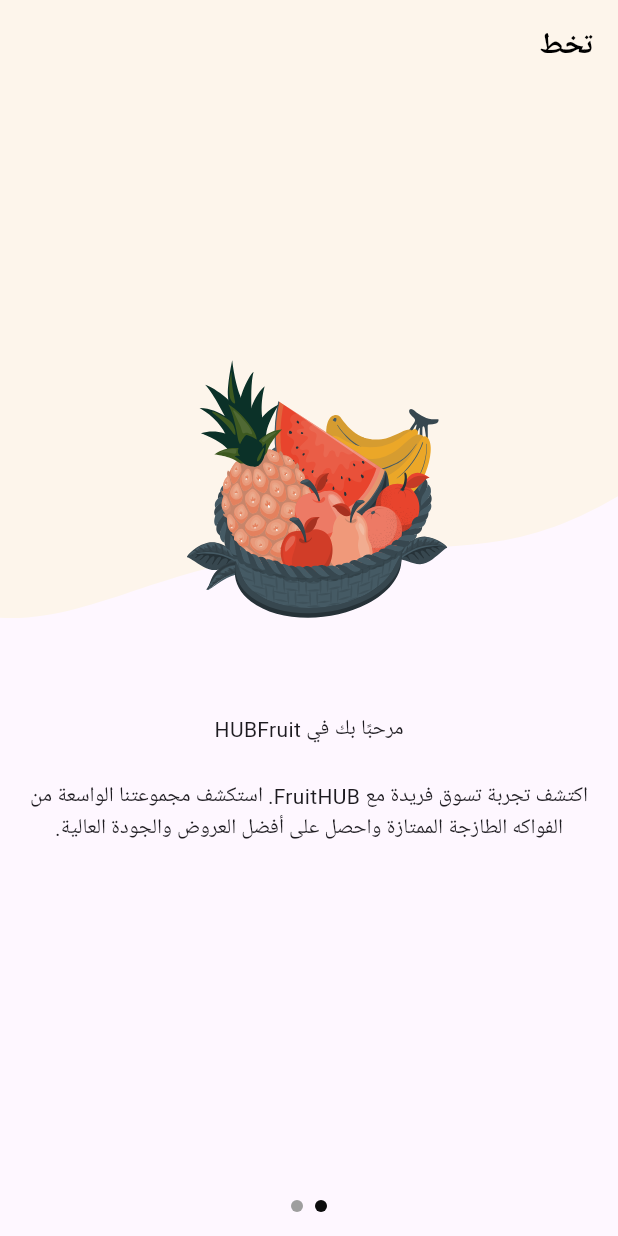
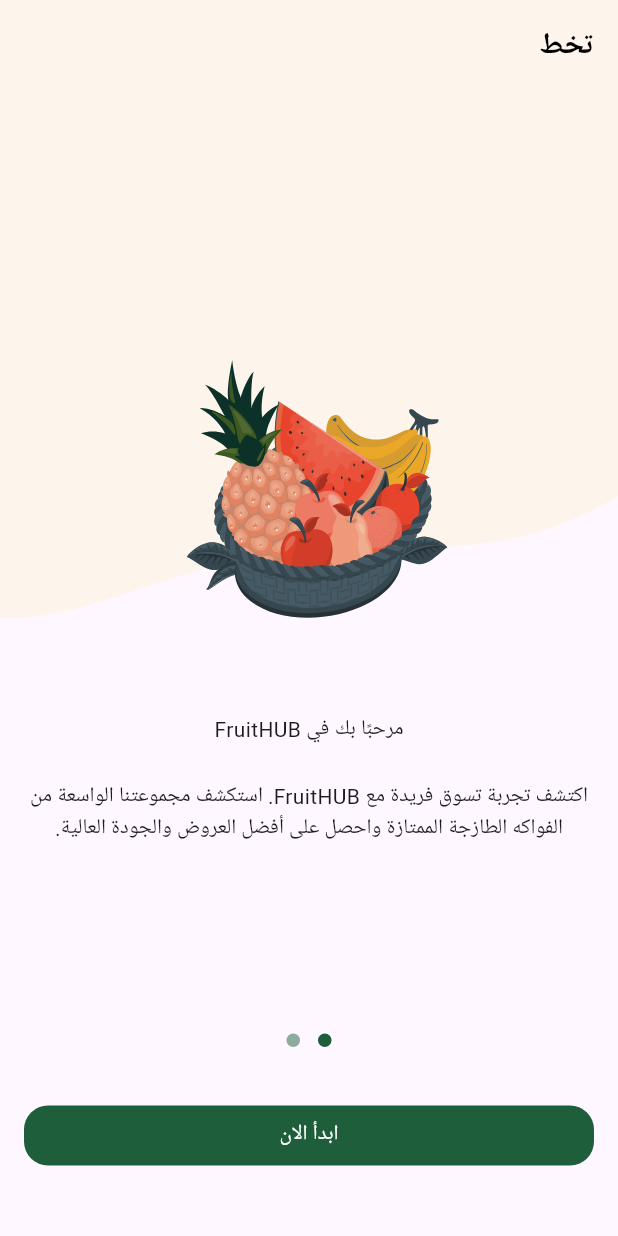
Before and after one commit to abotarek74/e_commerce, a Flutter app: the screen it shows after launch, on a phone screen of 412 x 824 dp. Run offline on Flutter 3.47's test engine with Material 3 defaults, Android fonts, the phone set to English and light mode, and no system bars; drawn by our look-alikes of dots_indicator; our stand-ins replace flutter_svg.

Commit message:
solve some problems

```diff
--- /dev/null
+++ b/lib/constants.dart
@@ -0,0 +1 @@
+const KHhorizontalPadding = 16.0;
--- /dev/null
+++ b/lib/core/utils/app_color.dart
@@ -0,0 +1,5 @@
+import 'dart:ui';
+
+abstract class AppColor {
+  static const Color primaryColor = Color(0xFF1F5E3B);
+}
--- /dev/null
+++ b/lib/core/widgets/custom_button.dart
@@ -0,0 +1,25 @@
+import 'package:e_commerce/core/utils/app_color.dart';
+import 'package:flutter/material.dart';
+
+class CustomButton extends StatelessWidget {
+  const CustomButton({super.key, required this.onPressed, required this.text});
+  final VoidCallback onPressed;
+  final String text;
+  @override
+  Widget build(BuildContext context) {
+    return SizedBox(
+      width: double.infinity,
+      child: TextButton(
+        style: TextButton.styleFrom(
+          shape: RoundedRectangleBorder(
+            borderRadius: BorderRadius.circular(16),
+          ),
+          backgroundColor: AppColor.primaryColor,
+        ),
+
+        onPressed: onPressed,
+        child: Text(text, style: TextStyle(color: Colors.white)),
+      ),
+    );
+  }
+}
--- a/lib/features/on_boarding/presentaion/views/widgets/on_boarding_view_body.dart
+++ b/lib/features/on_boarding/presentaion/views/widgets/on_boarding_view_body.dart
@@ -1,3 +1,7 @@
+import 'package:dots_indicator/dots_indicator.dart';
+import 'package:e_commerce/constants.dart';
+import 'package:e_commerce/core/utils/app_color.dart';
+import 'package:e_commerce/core/widgets/custom_button.dart';
 import 'package:e_commerce/features/on_boarding/presentaion/views/widgets/one_boarding_page_view.dart';
 import 'package:flutter/material.dart';
 
@@ -30,6 +34,24 @@ class _OnBoardingViewBodyState extends State<OnBoardingViewBody> {
 
   @override
   Widget build(BuildContext context) {
-    return Column(children: [Expanded(child: OneBoardingPageView())]);
+    return Column(
+      children: [
+        Expanded(child: OneBoardingPageView(pageController: pageController)),
+        DotsIndicator(
+          dotsCount: 2,
+          decorator: DotsDecorator(
+            activeColor: AppColor.primaryColor,
+            color: AppColor.primaryColor.withValues(alpha: 0.5),
+          ),
+        ),
+        SizedBox(height: 29),
+        Padding(
+          padding: const EdgeInsets.symmetric(horizontal: KHhorizontalPadding),
+          child: CustomButton(onPressed: () {}, text: 'ابدأ الان'),
+        ),
+
+        SizedBox(height: 43),
+      ],
+    );
   }
 }
--- a/lib/features/on_boarding/presentaion/views/widgets/one_boarding_page_view.dart
+++ b/lib/features/on_boarding/presentaion/views/widgets/one_boarding_page_view.dart
@@ -3,7 +3,8 @@ import 'package:e_commerce/features/on_boarding/presentaion/views/widgets/page_v
 import 'package:flutter/material.dart';
 
 class OneBoardingPageView extends StatefulWidget {
-  const OneBoardingPageView({super.key});
+  const OneBoardingPageView({super.key, required this.pageController});
+  final PageController pageController;
 
   @override
   State<OneBoardingPageView> createState() => _OneBoardingPageViewState();
@@ -39,6 +40,11 @@ class _OneBoardingPageViewState extends State<OneBoardingPageView> {
             controller: _pageController,
             children: [
               PageViewItem(
+                isVisible:
+                    (PageController().hasClients
+                        ? PageController().page!.round()
+                        : 0) ==
+                    0,
                 image: Assets.imagesPageViewItemImage1,
                 backgroundImage: Assets.imagesPageViewitem1Backgroundimage,
                 subTitle:
@@ -47,13 +53,18 @@ class _OneBoardingPageViewState extends State<OneBoardingPageView> {
                   mainAxisAlignment: MainAxisAlignment.center,
                   children: const [
                     Text('مرحبًا بك في '),
+                    Text('HUB'),
                     Text('Fruit'),
-                    Text('HUB'),
                   ],
                 ),
               ),
 
               PageViewItem(
+                isVisible:
+                    (PageController().hasClients
+                        ? PageController().page!.round()
+                        : 0) !=
+                    0,
                 image: Assets.imagesPageViewItemImage2,
                 backgroundImage: Assets.imagesPageViewItemBackground2,
                 subTitle:
@@ -72,24 +83,9 @@ class _OneBoardingPageViewState extends State<OneBoardingPageView> {
             ],
           ),
         ),
+
         const SizedBox(height: 16),
-        Row(
-          mainAxisAlignment: MainAxisAlignment.center,
-          children: List.generate(
-            2,
-            (index) => Container(
-              margin: const EdgeInsets.symmetric(horizontal: 4),
-              width: 8,
-              height: 8,
-              decoration: BoxDecoration(
-                shape: BoxShape.circle,
-                color: _currentPage == index
-                    ? const Color(0XFF0C0D0D)
-                    : Colors.grey,
-              ),
-            ),
-          ),
-        ),
+
         const SizedBox(height: 16),
       ],
     );
--- a/lib/features/on_boarding/presentaion/views/widgets/page_view_item.dart
+++ b/lib/features/on_boarding/presentaion/views/widgets/page_view_item.dart
@@ -8,12 +8,14 @@ class PageViewItem extends StatelessWidget {
     required this.backgroundImage,
     required this.subTitle,
     required this.title,
+    required this.isVisible,
   });
 
   final String image;
   final String backgroundImage;
   final String subTitle;
   final Widget title;
+  final bool isVisible;
 
   @override
   Widget build(BuildContext context) {
@@ -40,7 +42,9 @@ class PageViewItem extends StatelessWidget {
                 ),
               ),
 
-              const Padding(
+              Visibility(
+                visible: isVisible,
+                child: const Padding(
                   padding: EdgeInsets.all(16),
                   child: Text(
                     'تخط',
@@ -48,6 +52,7 @@ class PageViewItem extends StatelessWidget {
                       fontWeight: FontWeight.bold,
                       fontSize: 20,
                       color: Colors.black,
+                    ),
                   ),
                 ),
               ),
```
Lines whose indentation alone changed are shown as unchanged.
